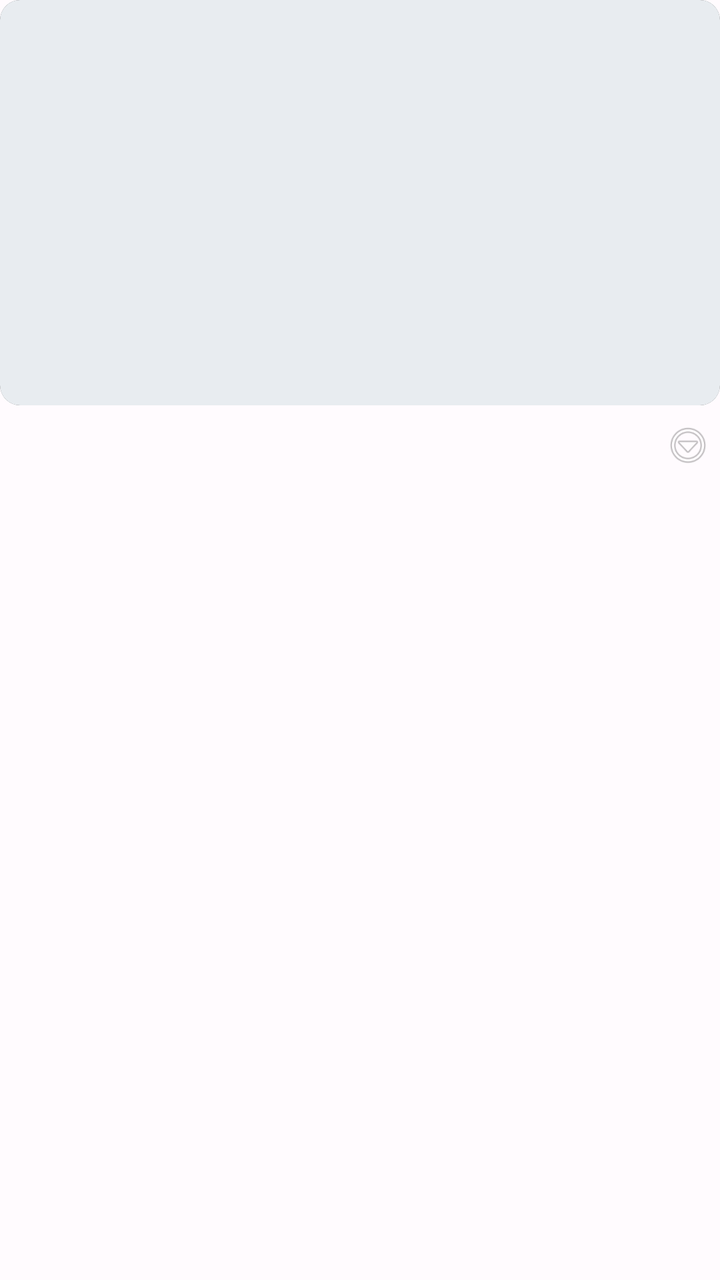
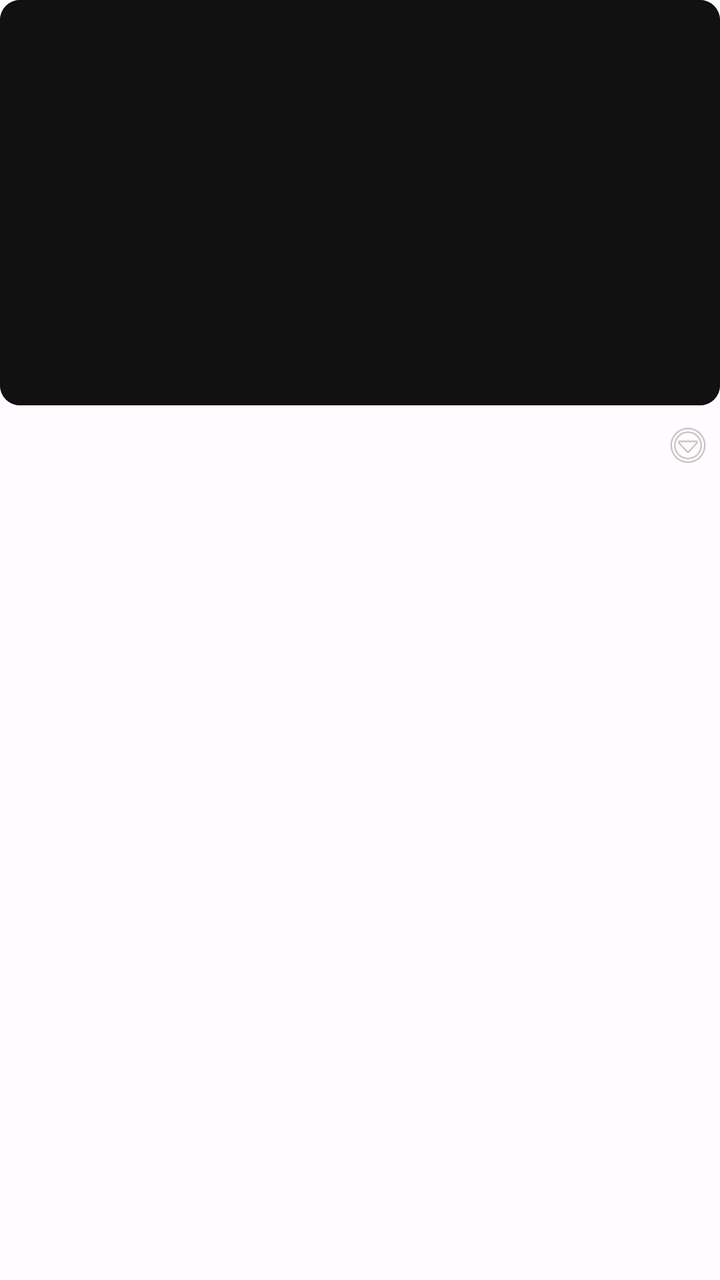

The first picture is an Android layout as it rendered before a commit; the second is the same layout after the commit. The layout source and the unified diff follow.
<!-- AndroidManifest.xml: application theme AppTheme -->
<!-- res/layout/item_file_entry_grid.xml -->
<?xml version="1.0" encoding="utf-8"?>
<LinearLayout
    xmlns:android="http://schemas.android.com/apk/res/android"
    xmlns:app="http://schemas.android.com/apk/res-auto"
    android:layout_width="match_parent"
    android:layout_height="wrap_content"
    android:orientation="vertical"
    android:background="?attr/selectableItemBackground"
    android:clickable="true"
    android:focusable="true">

    
    <androidx.constraintlayout.widget.ConstraintLayout
        android:layout_width="match_parent"
        android:layout_height="wrap_content"
        android:background="@drawable/bg_grid_thumb"
        android:clipToOutline="true">

        <ImageView
            android:id="@+id/ivEntryThumbnail"
            android:layout_width="0dp"
            android:layout_height="0dp"
            android:scaleType="centerCrop"
            android:background="#E8ECF0"
            android:contentDescription="thumbnail"
            app:layout_constraintStart_toStartOf="parent"
            app:layout_constraintEnd_toEndOf="parent"
            app:layout_constraintTop_toTopOf="parent"
            app:layout_constraintDimensionRatio="W,9:16" />

        
        <TextView
            android:id="@+id/tvNewBadge"
            android:layout_width="wrap_content"
            android:layout_height="wrap_content"
            android:layout_margin="6dp"
            android:text="NEW"
            android:textSize="10sp"
            android:textStyle="bold"
            android:textColor="#FFFFFF"
            android:background="@drawable/bg_new_badge"
            android:paddingStart="6dp"
            android:paddingEnd="6dp"
            android:paddingTop="2dp"
            android:paddingBottom="2dp"
            android:visibility="gone"
            app:layout_constraintStart_toStartOf="parent"
            app:layout_constraintTop_toTopOf="parent" />

        
        <TextView
            android:id="@+id/tvDuration"
            android:layout_width="wrap_content"
            android:layout_height="wrap_content"
            android:layout_margin="6dp"
            android:textSize="11sp"
            android:textColor="#FFFFFF"
            android:background="#AA000000"
            android:paddingStart="5dp"
            android:paddingEnd="5dp"
            android:paddingTop="2dp"
            android:paddingBottom="2dp"
            android:visibility="gone"
            app:layout_constraintEnd_toEndOf="parent"
            app:layout_constraintBottom_toBottomOf="parent" />

        
        <TextView
            android:id="@+id/tvGifBadge"
            android:layout_width="wrap_content"
            android:layout_height="wrap_content"
            android:layout_margin="5dp"
            android:text="GIF"
            android:textSize="9sp"
            android:textColor="#FFFFFF"
            android:background="#CC000000"
            android:paddingStart="4dp"
            android:paddingEnd="4dp"
            android:paddingTop="1dp"
            android:paddingBottom="1dp"
            android:visibility="gone"
            app:layout_constraintStart_toStartOf="parent"
            app:layout_constraintBottom_toBottomOf="parent" />

    </androidx.constraintlayout.widget.ConstraintLayout>

    
    <LinearLayout
        android:layout_width="match_parent"
        android:layout_height="wrap_content"
        android:orientation="horizontal"
        android:gravity="center_vertical"
        android:paddingStart="4dp"
        android:paddingEnd="2dp"
        android:paddingTop="6dp"
        android:paddingBottom="6dp">

        <TextView
            android:id="@+id/tvEntryName"
            android:layout_width="0dp"
            android:layout_height="wrap_content"
            android:layout_weight="1"
            android:textSize="12sp"
            android:textColor="#111111"
            android:maxLines="2"
            android:ellipsize="end"
            android:lineSpacingMultiplier="1.1" />

        <ImageView
            android:id="@+id/ivEntryAction"
            android:layout_width="28dp"
            android:layout_height="28dp"
            android:src="@android:drawable/ic_menu_more"
            android:alpha="0.5"
            android:padding="2dp"
            android:background="?attr/selectableItemBackgroundBorderless"
            android:contentDescription="more" />

    </LinearLayout>

</LinearLayout>
<!-- resources referenced by this layout -->
<resources>
  <!-- drawable bg_grid_thumb (drawable) -->
  <?xml version="1.0" encoding="utf-8"?>
  <shape xmlns:android="http://schemas.android.com/apk/res/android"
      android:shape="rectangle">
      <corners android:radius="10dp" />
      <solid android:color="#111111" />
  </shape>
  <!-- drawable bg_new_badge (drawable) -->
  <?xml version="1.0" encoding="utf-8"?>
  <shape xmlns:android="http://schemas.android.com/apk/res/android"
      android:shape="rectangle">
      <corners android:radius="3dp" />
      <solid android:color="#E53935" />
  </shape>
  <color name="md_theme_light_primary">#6750A4</color>
  <color name="md_theme_light_onPrimary">#FFFFFF</color>
  <color name="md_theme_light_primaryContainer">#EADDFF</color>
  <color name="md_theme_light_onPrimaryContainer">#21005D</color>
  <color name="md_theme_light_secondary">#625B71</color>
  <color name="md_theme_light_onSecondary">#FFFFFF</color>
  <color name="md_theme_light_secondaryContainer">#E8DEF8</color>
  <color name="md_theme_light_onSecondaryContainer">#1D192B</color>
  <color name="md_theme_light_tertiary">#7D5260</color>
  <color name="md_theme_light_onTertiary">#FFFFFF</color>
  <color name="md_theme_light_tertiaryContainer">#FFD8E4</color>
  <color name="md_theme_light_onTertiaryContainer">#31111D</color>
  <color name="md_theme_light_error">#B3261E</color>
  <color name="md_theme_light_onError">#FFFFFF</color>
  <color name="md_theme_light_errorContainer">#F9DEDC</color>
  <color name="md_theme_light_onErrorContainer">#410E0B</color>
  <color name="md_theme_light_outline">#79747E</color>
  <color name="md_theme_light_background">#FFFBFE</color>
  <color name="md_theme_light_onBackground">#1C1B1F</color>
  <color name="md_theme_light_surface">#FFFBFE</color>
  <color name="md_theme_light_onSurface">#1C1B1F</color>
  <color name="md_theme_light_surfaceVariant">#E7E0EC</color>
  <color name="md_theme_light_onSurfaceVariant">#49454F</color>
  <color name="md_theme_light_inverseSurface">#313033</color>
  <color name="md_theme_light_inverseOnSurface">#F4EFF4</color>
  <color name="md_theme_light_inversePrimary">#D0BCFF</color>
  <!-- unchanged entries left out for length: 1 -->
</resources>

<!-- the commit's change to res/layout/item_file_entry_grid.xml (unified diff, before → after) -->
@@ -10,29 +10,56 @@
     android:focusable="true">
 
     
-    <androidx.constraintlayout.widget.ConstraintLayout
+    <FrameLayout
         android:layout_width="match_parent"
         android:layout_height="wrap_content"
         android:background="@drawable/bg_grid_thumb"
         android:clipToOutline="true">
 
+        
+        <androidx.constraintlayout.widget.ConstraintLayout
+            android:layout_width="match_parent"
+            android:layout_height="wrap_content">
+
+            <ImageView
+                android:id="@+id/ivEntryThumbnail"
+                android:layout_width="0dp"
+                android:layout_height="0dp"
+                android:scaleType="centerCrop"
+                android:background="#111111"
+                android:contentDescription="thumbnail"
+                app:layout_constraintStart_toStartOf="parent"
+                app:layout_constraintEnd_toEndOf="parent"
+                app:layout_constraintTop_toTopOf="parent"
+                app:layout_constraintBottom_toBottomOf="parent"
+                app:layout_constraintDimensionRatio="W,16:9" />
+
+        </androidx.constraintlayout.widget.ConstraintLayout>
+
+        
+        <View
+            android:id="@+id/viewSelectOverlay"
+            android:layout_width="match_parent"
+            android:layout_height="match_parent"
+            android:background="#664A7FD4"
+            android:visibility="gone" />
+
+        
         <ImageView
-            android:id="@+id/ivEntryThumbnail"
-            android:layout_width="0dp"
-            android:layout_height="0dp"
-            android:scaleType="centerCrop"
-            android:background="#E8ECF0"
-            android:contentDescription="thumbnail"
-            app:layout_constraintStart_toStartOf="parent"
-            app:layout_constraintEnd_toEndOf="parent"
-            app:layout_constraintTop_toTopOf="parent"
-            app:layout_constraintDimensionRatio="W,9:16" />
+            android:id="@+id/ivCheckMark"
+            android:layout_width="28dp"
+            android:layout_height="28dp"
+            android:layout_gravity="top|left"
+            android:src="@drawable/ic_check_selected"
+            android:visibility="gone"
+            android:contentDescription="selected" />
 
         
         <TextView
             android:id="@+id/tvNewBadge"
             android:layout_width="wrap_content"
             android:layout_height="wrap_content"
+            android:layout_gravity="top|start"
             android:layout_margin="6dp"
             android:text="NEW"
             android:textSize="10sp"
@@ -43,15 +70,14 @@
             android:paddingEnd="6dp"
             android:paddingTop="2dp"
             android:paddingBottom="2dp"
-            android:visibility="gone"
-            app:layout_constraintStart_toStartOf="parent"
-            app:layout_constraintTop_toTopOf="parent" />
+            android:visibility="gone" />
 
         
         <TextView
             android:id="@+id/tvDuration"
             android:layout_width="wrap_content"
             android:layout_height="wrap_content"
+            android:layout_gravity="bottom|end"
             android:layout_margin="6dp"
             android:textSize="11sp"
             android:textColor="#FFFFFF"
@@ -60,15 +86,14 @@
             android:paddingEnd="5dp"
             android:paddingTop="2dp"
             android:paddingBottom="2dp"
-            android:visibility="gone"
-            app:layout_constraintEnd_toEndOf="parent"
-            app:layout_constraintBottom_toBottomOf="parent" />
+            android:visibility="gone" />
 
         
         <TextView
             android:id="@+id/tvGifBadge"
             android:layout_width="wrap_content"
             android:layout_height="wrap_content"
+            android:layout_gravity="bottom|start"
             android:layout_margin="5dp"
             android:text="GIF"
             android:textSize="9sp"
@@ -78,11 +103,9 @@
             android:paddingEnd="4dp"
             android:paddingTop="1dp"
             android:paddingBottom="1dp"
-            android:visibility="gone"
-            app:layout_constraintStart_toStartOf="parent"
-            app:layout_constraintBottom_toBottomOf="parent" />
+            android:visibility="gone" />
 
-    </androidx.constraintlayout.widget.ConstraintLayout>
+    </FrameLayout>
 
     
     <LinearLayout
<!-- resource entries referenced after the edit -->
@@ -14,6 +14,26 @@
       <corners android:radius="3dp" />
       <solid android:color="#E53935" />
   </shape>
+  <!-- drawable ic_check_selected (drawable) -->
+  <?xml version="1.0" encoding="utf-8"?>
+  <vector xmlns:android="http://schemas.android.com/apk/res/android"
+      android:width="28dp"
+      android:height="28dp"
+      android:viewportWidth="28"
+      android:viewportHeight="28">
+      
+      <path
+          android:fillColor="#4A7FD4"
+          android:pathData="M14,0 A14,14 0 1,1 14,28 A14,14 0 1,1 14,0 Z" />
+      
+      <path
+          android:fillColor="@android:color/transparent"
+          android:strokeColor="#FFFFFF"
+          android:strokeWidth="2.5"
+          android:strokeLineCap="round"
+          android:strokeLineJoin="round"
+          android:pathData="M7,14 L11.5,18.5 L21,9" />
+  </vector>
   <color name="md_theme_light_primary">#6750A4</color>
   <color name="md_theme_light_onPrimary">#FFFFFF</color>
   <color name="md_theme_light_primaryContainer">#EADDFF</color>
